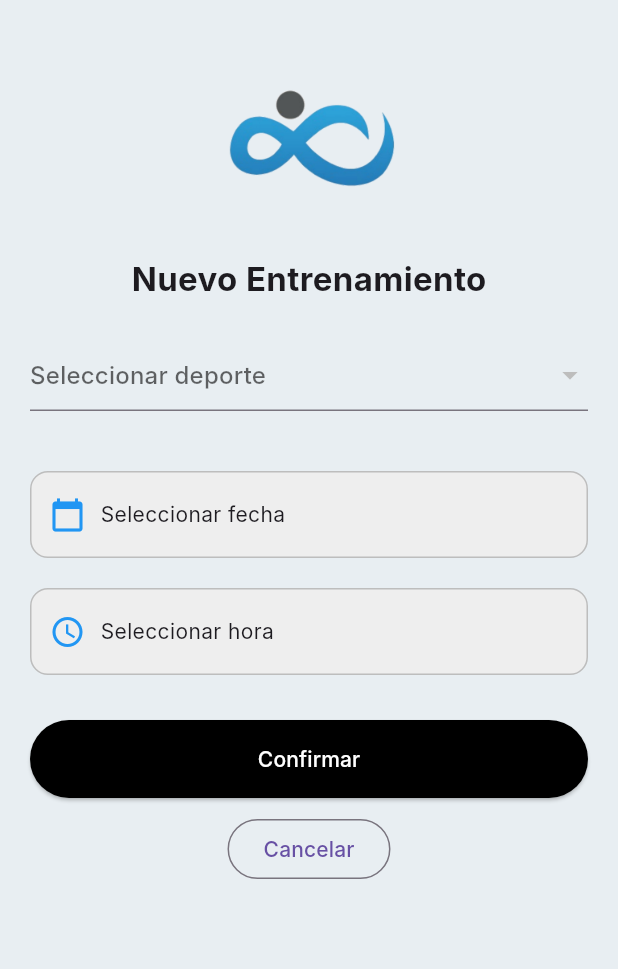
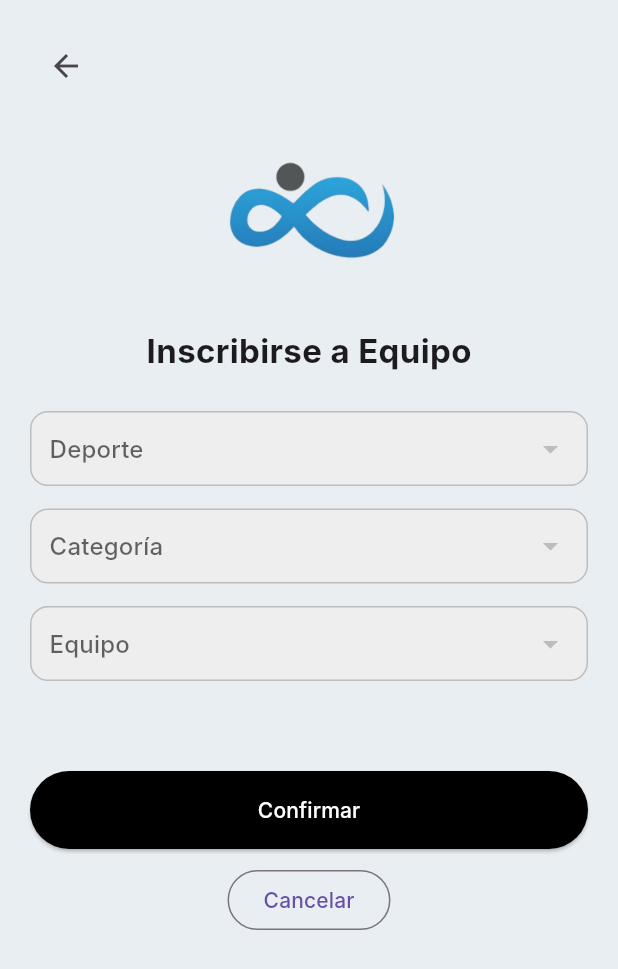
Before and after one commit to estebanpinedar/Athletix-App, a Flutter app: the RegistrarEntrenamiento screen opened directly with empty values, on a phone screen of 412 x 824 dp. Shown: the top 969 px of the screen. Run offline on Flutter 3.47's test engine with Material 3 defaults, Android fonts, the phone set to English and light mode, and no system bars; our stand-ins replace table_calendar; network calls fail; Roboto replaces fonts that are missing (Inter).

Commit message:
cambio texto

```diff
--- a/ade_deportiva/lib/pantallas/registrar_entrenamiento.dart
+++ b/ade_deportiva/lib/pantallas/registrar_entrenamiento.dart
@@ -15,264 +15,290 @@ class RegistrarEntrenamiento extends StatefulWidget {
   });
 
   @override
-  State<RegistrarEntrenamiento> createState() => _RegistrarEntrenamientoState();
+  State<RegistrarEntrenamiento> createState() =>
+      _RegistrarEntrenamientoState();
 }
 
 class _RegistrarEntrenamientoState extends State<RegistrarEntrenamiento> {
+  final String api =
+      "https://escuela-deportiva-project.onrender.com";
+
   int? idDeporte;
-  int? idEspacio;
-
-  DateTime? fechaSeleccionada;
-  TimeOfDay? horaSeleccionada;
+  int? idCategoria;
+  int? idEquipo;
 
   List deportes = [];
-  List espacios = [];
+  List categorias = [];
+  List equipos = [];
 
-  final String api =
-      "https://escuela-deportiva-project.onrender.com"; // 🔥 CAMBIA
+  Map<String, dynamic>? equipoSeleccionado;
+  List<String> dias = [];
+  String? hora;
+  bool grupoLleno = false;
 
   @override
   void initState() {
     super.initState();
     obtenerDeportes();
+    obtenerCategorias();
   }
 
-  /// 🔥 OBTENER DEPORTES
+  /// =========================
+  /// DEPORTES
+  /// =========================
   Future<void> obtenerDeportes() async {
     var res = await http.get(Uri.parse("$api/deportes"));
     var data = json.decode(res.body);
 
-    print("RESPUESTA: $data"); // 🔥 debug
-
     setState(() {
-      deportes = data["deportes"]; // 🔥 CORRECTO
+      deportes = data["deportes"];
     });
   }
 
-  /// 🔥 OBTENER ESPACIOS POR DEPORTE
-  Future<void> obtenerEspacios(int idDep) async {
-    var res = await http.get(Uri.parse("$api/espacios/deporte/$idDep"));
+  /// =========================
+  /// CATEGORIAS
+  /// =========================
+  Future<void> obtenerCategorias() async {
+    var res = await http.get(Uri.parse("$api/categorias"));
     var data = json.decode(res.body);
 
     setState(() {
-      espacios = data;
+      categorias = data["categorias"];
     });
   }
 
-  /// 🔥 GUARDAR ENTRENAMIENTO
-  Future<void> guardar() async {
-    if (idDeporte == null ||
-        idEspacio == null ||
-        fechaSeleccionada == null ||
-        horaSeleccionada == null) {
+  /// =========================
+  /// EQUIPOS FILTRADOS
+  /// =========================
+  Future<void> obtenerEquipos() async {
+    if (idDeporte == null || idCategoria == null) return;
+
+    var res = await http.get(Uri.parse(
+        "$api/equipos/filtrados?deporte=$idDeporte&categoria=$idCategoria"));
+
+    var data = json.decode(res.body);
+
+    setState(() {
+      equipos = data["data"] ?? [];
+      idEquipo = null;
+      equipoSeleccionado = null;
+      dias = [];
+      hora = null;
+      grupoLleno = false;
+    });
+  }
+
+  /// =========================
+  /// HORARIO EQUIPO
+  /// =========================
+  Future<void> obtenerHorario(int id) async {
+    var res = await http.get(
+      Uri.parse("$api/equipos/$id/horario"),
+    );
+
+    var data = json.decode(res.body);
+
+    setState(() {
+      dias = List<String>.from(data["dias"] ?? []);
+      hora = data["hora"];
+    });
+  }
+
+  /// =========================
+  /// VERIFICAR CAPACIDAD
+  /// =========================
+  Future<void> verificarEquipo(int id) async {
+    var res = await http.get(Uri.parse("$api/equipos/$id"));
+    var data = json.decode(res.body);
+
+    setState(() {
+      grupoLleno = data["inscritos"] >= data["capacidad_maxima"];
+    });
+  }
+
+  /// =========================
+  /// INSCRIBIR
+  /// =========================
+  Future<void> inscribirse() async {
+    if (grupoLleno) {
       ScaffoldMessenger.of(context).showSnackBar(
-        const SnackBar(content: Text("Completa todos los campos")),
+        const SnackBar(content: Text("❌ El grupo está lleno")),
       );
       return;
     }
 
     var res = await http.post(
-      Uri.parse("$api/entrenamientos"),
+      Uri.parse("$api/inscripciones"),
       headers: {"Content-Type": "application/json"},
       body: jsonEncode({
-        "id_deporte": idDeporte,
-        "id_espacio": idEspacio,
-        "fecha": fechaSeleccionada.toString().split(" ")[0],
-        "hora":
-            "${horaSeleccionada!.hour}:${horaSeleccionada!.minute.toString().padLeft(2, '0')}",
+        "id_usuario": widget.idUsuario,
+        "id_equipo": idEquipo,
       }),
     );
 
     var data = json.decode(res.body);
 
     if (data["success"]) {
-      ScaffoldMessenger.of(
-        context,
-      ).showSnackBar(const SnackBar(content: Text("Entrenamiento registrado")));
+      ScaffoldMessenger.of(context).showSnackBar(
+        const SnackBar(content: Text("Inscripción realizada")),
+      );
       Navigator.pop(context);
     }
   }
 
-  /// 🎨 FECHA BONITA
-  String formatoFecha() {
-    if (fechaSeleccionada == null) return "Seleccionar fecha";
-    return "${fechaSeleccionada!.day}/${fechaSeleccionada!.month}/${fechaSeleccionada!.year}";
-  }
-
-  /// 🎨 HORA BONITA
-  String formatoHora() {
-    if (horaSeleccionada == null) return "Seleccionar hora";
-    return "${horaSeleccionada!.hour}:${horaSeleccionada!.minute.toString().padLeft(2, '0')}";
-  }
-
-  Future<void> seleccionarFecha() async {
-    final picked = await showDatePicker(
-      context: context,
-      initialDate: DateTime.now(),
-      firstDate: DateTime.now(),
-      lastDate: DateTime(2030),
-      builder: (context, child) {
-        return Theme(
-          data: ThemeData.light().copyWith(
-            colorScheme: const ColorScheme.light(primary: Colors.blue),
-          ),
-          child: child!,
-        );
-      },
+  /// =========================
+  /// UI INPUT
+  /// =========================
+  Widget _dropdown(
+    String hint,
+    int? value,
+    List items,
+    String idKey,
+    String textKey,
+    Function(int?) onChanged,
+  ) {
+    return Container(
+      padding: const EdgeInsets.symmetric(horizontal: 12),
+      decoration: BoxDecoration(
+        color: Colors.grey.shade200,
+        borderRadius: BorderRadius.circular(12),
+        border: Border.all(color: Colors.grey.shade400),
+      ),
+      child: DropdownButtonFormField<int>(
+        value: value,
+        decoration: const InputDecoration(border: InputBorder.none),
+        hint: Text(hint),
+        items: items.map<DropdownMenuItem<int>>((e) {
+          return DropdownMenuItem(
+            value: e[idKey],
+            child: Text(e[textKey]),
+          );
+        }).toList(),
+        onChanged: onChanged,
+      ),
     );
-
-    if (picked != null) {
-      setState(() => fechaSeleccionada = picked);
-    }
-  }
-
-  Future<void> seleccionarHora() async {
-    final picked = await showTimePicker(
-      context: context,
-      initialTime: TimeOfDay.now(),
-    );
-
-    if (picked != null) {
-      setState(() => horaSeleccionada = picked);
-    }
   }
 
   @override
   Widget build(BuildContext context) {
     return Scaffold(
       backgroundColor: const Color(0xFFE8EEF2),
+
       body: SafeArea(
         child: SingleChildScrollView(
           padding: const EdgeInsets.all(20),
           child: Column(
             children: [
+
+              /// 🔙 BACK
+              Align(
+                alignment: Alignment.centerLeft,
+                child: IconButton(
+                  icon: const Icon(Icons.arrow_back),
+                  onPressed: () => Navigator.pop(context),
+                ),
+              ),
+
               Image.asset("assets/images/logo.png", height: 140),
 
               const SizedBox(height: 10),
 
               const Text(
-                "Nuevo Entrenamiento",
+                "Inscribirse a Equipo",
                 style: TextStyle(fontSize: 22, fontWeight: FontWeight.bold),
               ),
 
               const SizedBox(height: 25),
 
-              /// 🔥 DEPORTE
-              DropdownButtonFormField<int>(
-                value: idDeporte,
-                hint: const Text("Seleccionar deporte"),
-                items: deportes.map<DropdownMenuItem<int>>((d) {
-                  return DropdownMenuItem<int>(
-                    value: d["id_deporte"],
-                    child: Text(d["nombre"]),
-                  );
-                }).toList(),
-                onChanged: (value) {
+              /// DEPORTE
+              _dropdown(
+                "Deporte",
+                idDeporte,
+                deportes,
+                "id_deporte",
+                "nombre",
+                (v) {
                   setState(() {
-                    idDeporte = value;
-                    idEspacio = null;
-                    espacios = [];
+                    idDeporte = v;
+                    idCategoria = null;
+                    equipos = [];
+                  });
+                },
+              ),
+
+              const SizedBox(height: 15),
+
+              /// CATEGORIA
+              _dropdown(
+                "Categoría",
+                idCategoria,
+                categorias,
+                "id_categoria",
+                "nombre",
+                (v) {
+                  setState(() {
+                    idCategoria = v;
+                  });
+                  obtenerEquipos();
+                },
+              ),
+
+              const SizedBox(height: 15),
+
+              /// EQUIPOS
+              _dropdown(
+                "Equipo",
+                idEquipo,
+                equipos,
+                "id_equipo",
+                "nombre",
+                (v) async {
+                  setState(() {
+                    idEquipo = v;
+                    equipoSeleccionado = equipos
+                        .firstWhere((e) => e["id_equipo"] == v);
                   });
 
-                  if (value != null) {
-                    obtenerEspacios(value);
-                  }
+                  await obtenerHorario(v!);
+                  await verificarEquipo(v);
                 },
               ),
 
               const SizedBox(height: 20),
 
-              /// 🔥 ESPACIO (DINÁMICO)
-              if (idDeporte != null)
-                DropdownButtonFormField<int>(
-                  value: idEspacio,
-                  hint: const Text("Seleccionar espacio"),
-                  decoration: InputDecoration(
-                    filled: true,
-                    fillColor: Colors.grey.shade200,
-                    prefixIcon: const Icon(Icons.location_on),
-                    border: OutlineInputBorder(
-                      borderRadius: BorderRadius.circular(12),
-                    ),
-                  ),
-                  items: espacios.map<DropdownMenuItem<int>>((e) {
-                    return DropdownMenuItem(
-                      value: e["id_espacio"],
-                      child: Text("${e["nombre"]} - ${e["entrenador"]}"),
-                    );
-                  }).toList(),
-                  onChanged: (value) {
-                    setState(() {
-                      idEspacio = value;
-                    });
-                  },
-                ),
-
-              const SizedBox(height: 20),
-
-              /// 🔥 FECHA (MEJORADA)
-              GestureDetector(
-                onTap: seleccionarFecha,
-                child: Container(
-                  padding: const EdgeInsets.symmetric(
-                    horizontal: 12,
-                    vertical: 16,
-                  ),
+              /// HORARIO
+              if (dias.isNotEmpty)
+                Container(
+                  width: double.infinity,
+                  padding: const EdgeInsets.all(12),
                   decoration: BoxDecoration(
                     color: Colors.grey.shade200,
                     borderRadius: BorderRadius.circular(12),
                     border: Border.all(color: Colors.grey.shade400),
                   ),
-                  child: Row(
+                  child: Column(
+                    crossAxisAlignment: CrossAxisAlignment.start,
                     children: [
-                      const Icon(Icons.calendar_today, color: Colors.blue),
-                      const SizedBox(width: 10),
-                      Expanded(
-                        child: Text(
-                          fechaSeleccionada == null
-                              ? "Seleccionar fecha"
-                              : "${fechaSeleccionada!.day}/${fechaSeleccionada!.month}/${fechaSeleccionada!.year}",
-                        ),
-                      ),
+                      const Text("Horario:",
+                          style: TextStyle(fontWeight: FontWeight.bold)),
+                      Text("Días: ${dias.join(", ")}"),
+                      Text("Hora: $hora"),
                     ],
                   ),
                 ),
-              ),
 
               const SizedBox(height: 20),
 
-              /// 🔥 HORA (MEJORADA)
-              GestureDetector(
-                onTap: seleccionarHora,
-                child: Container(
-                  padding: const EdgeInsets.symmetric(
-                    horizontal: 12,
-                    vertical: 16,
-                  ),
-                  decoration: BoxDecoration(
-                    color: Colors.grey.shade200,
-                    borderRadius: BorderRadius.circular(12),
-                    border: Border.all(color: Colors.grey.shade400),
-                  ),
-                  child: Row(
-                    children: [
-                      const Icon(Icons.access_time, color: Colors.blue),
-                      const SizedBox(width: 10),
-                      Expanded(
-                        child: Text(
-                          horaSeleccionada == null
-                              ? "Seleccionar hora"
-                              : "${horaSeleccionada!.hour}:${horaSeleccionada!.minute.toString().padLeft(2, '0')}",
-                        ),
-                      ),
-                    ],
-                  ),
+              /// ESTADO GRUPO
+              if (grupoLleno)
+                const Text(
+                  "⚠️ El grupo está lleno",
+                  style: TextStyle(color: Colors.red),
                 ),
-              ),
 
-              const SizedBox(height: 30),
+              const SizedBox(height: 20),
 
-              /// 🔥 BOTÓN
+              /// BOTÓN
               SizedBox(
                 width: double.infinity,
                 child: ElevatedButton(
@@ -280,11 +306,9 @@ class _RegistrarEntrenamientoState extends State<RegistrarEntrenamiento> {
                     backgroundColor: Colors.black,
                     padding: const EdgeInsets.symmetric(vertical: 16),
                   ),
-                  onPressed: guardar,
-                  child: const Text(
-                    "Confirmar",
-                    style: TextStyle(color: Colors.white),
-                  ),
+                  onPressed: inscribirse,
+                  child: const Text("Confirmar",
+                      style: TextStyle(color: Colors.white)),
                 ),
               ),
 
@@ -300,5 +324,4 @@ class _RegistrarEntrenamientoState extends State<RegistrarEntrenamiento> {
       ),
     );
   }
-
 }
```
Also changed, not shown: ade_deportiva/lib/pantallas/equipos_entrenador.dart (+9 -8 lines), 1 other file.
